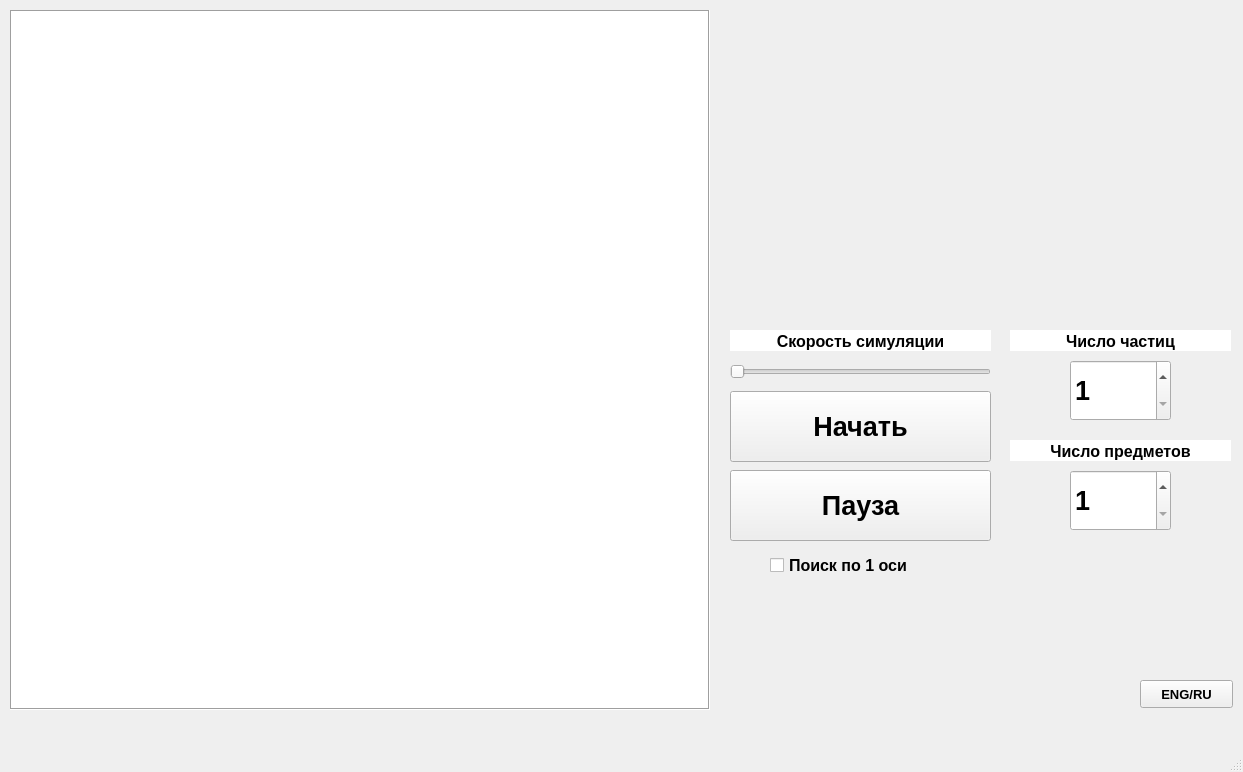
Qt form wdw.ui (NoferBeautiful/random-search-multiple-targets) before a commit.
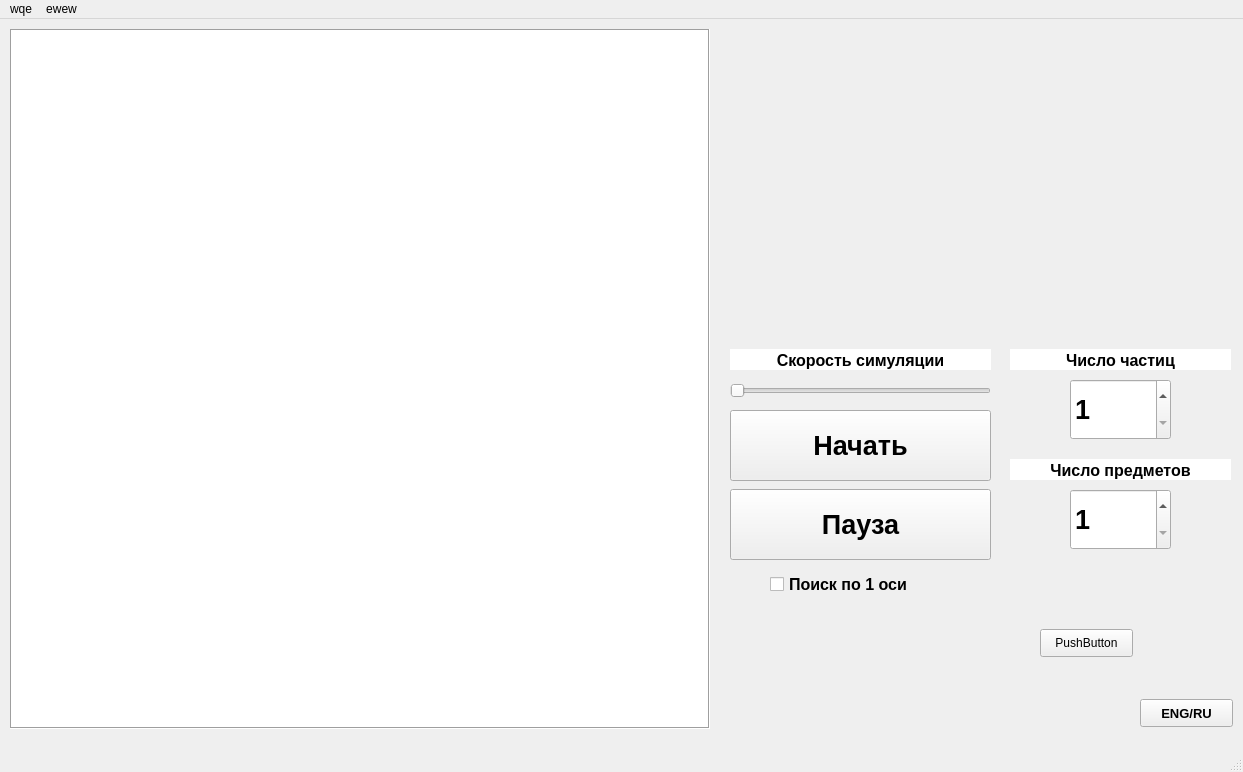
The same form after that commit.

The edit to the form file:
```diff
--- a/wdw.ui
+++ b/wdw.ui
@@ -678,6 +678,29 @@
      <string>ENG/RU</string>
     </property>
    </widget>
+   <widget class="QWidget" name="widgetPlotDistribution" native="true">
+    <property name="geometry">
+     <rect>
+      <x>750</x>
+      <y>590</y>
+      <width>241</width>
+      <height>131</height>
+     </rect>
+    </property>
+   </widget>
+   <widget class="QPushButton" name="distributionButton">
+    <property name="geometry">
+     <rect>
+      <x>1040</x>
+      <y>610</y>
+      <width>93</width>
+      <height>28</height>
+     </rect>
+    </property>
+    <property name="text">
+     <string>PushButton</string>
+    </property>
+   </widget>
   </widget>
   <widget class="QMenuBar" name="menubar">
    <property name="geometry">
@@ -688,6 +711,18 @@
      <height>26</height>
     </rect>
    </property>
+   <widget class="QMenu" name="menuwqe">
+    <property name="title">
+     <string>wqe</string>
+    </property>
+   </widget>
+   <widget class="QMenu" name="menuewew">
+    <property name="title">
+     <string>ewew</string>
+    </property>
+   </widget>
+   <addaction name="menuwqe"/>
+   <addaction name="menuewew"/>
   </widget>
   <widget class="QStatusBar" name="statusbar"/>
  </widget>
```
